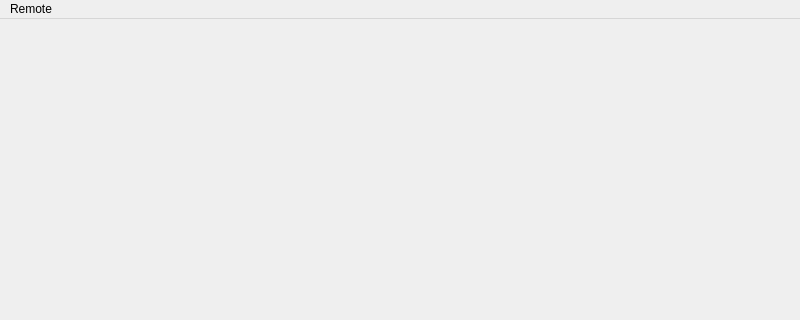
This is src/extensions/openfoam/isutils/isofExecutionManager/mainwindow.ui in hkroeger/insightcae as Qt 5 draws it before an edit; both pictures show x 0 to 800 and y 0 to 320 of the 800 by 600 pixel window. The edited form follows.
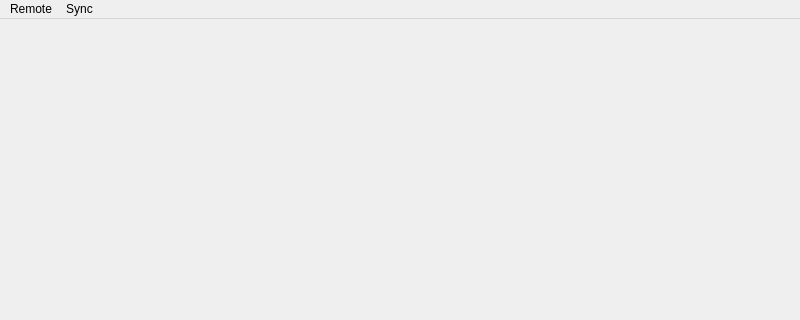
This is the edited form.

What changed in the file:
```diff
--- a/src/extensions/openfoam/isutils/isofExecutionManager/mainwindow.ui
+++ b/src/extensions/openfoam/isutils/isofExecutionManager/mainwindow.ui
@@ -20,7 +20,7 @@
      <x>0</x>
      <y>0</y>
      <width>800</width>
-     <height>29</height>
+     <height>26</height>
     </rect>
    </property>
    <widget class="QMenu" name="menuRemote">
@@ -29,7 +29,15 @@
     </property>
     <addaction name="actionSelect_Remote_Directory"/>
    </widget>
+   <widget class="QMenu" name="menuSync">
+    <property name="title">
+     <string>Sync</string>
+    </property>
+    <addaction name="action_syncLocalToRemote"/>
+    <addaction name="action_syncRemoteToLocal"/>
+   </widget>
    <addaction name="menuRemote"/>
+   <addaction name="menuSync"/>
   </widget>
   <widget class="QStatusBar" name="statusbar"/>
   <action name="actionSelect_Remote_Directory">
```
Left out of the diff: 10 changed lines with no effect on the pictures.
